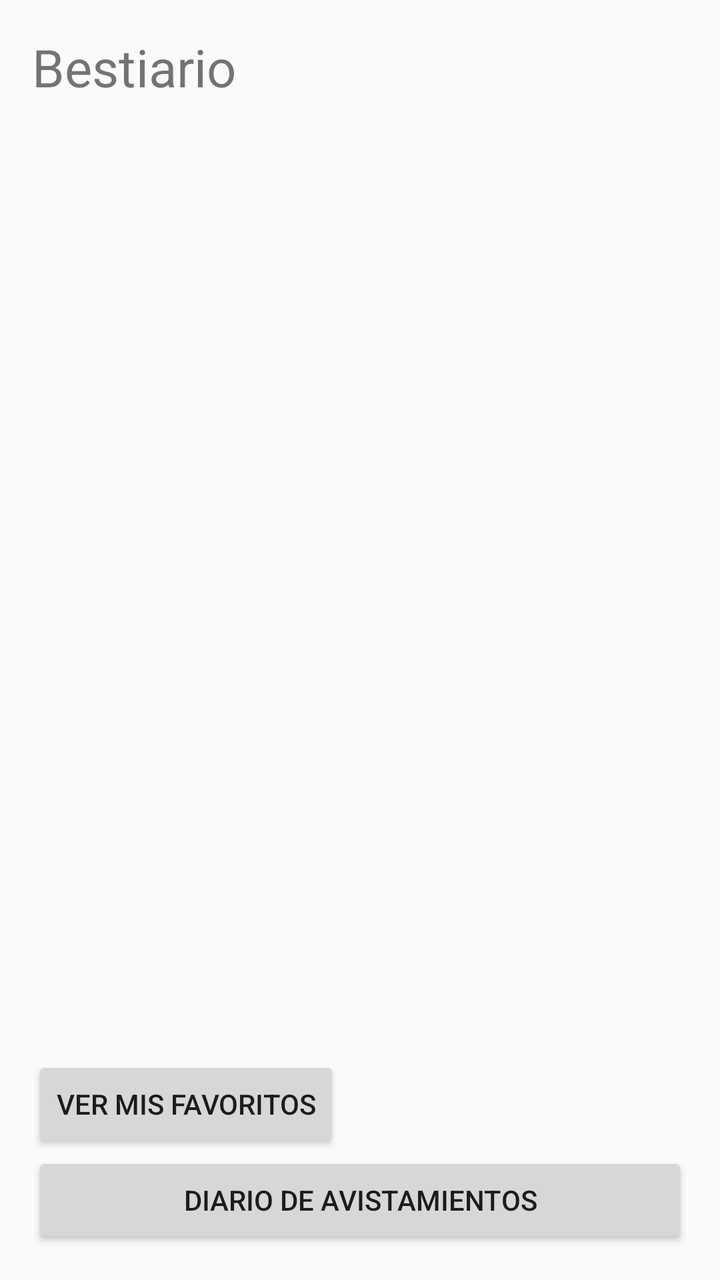
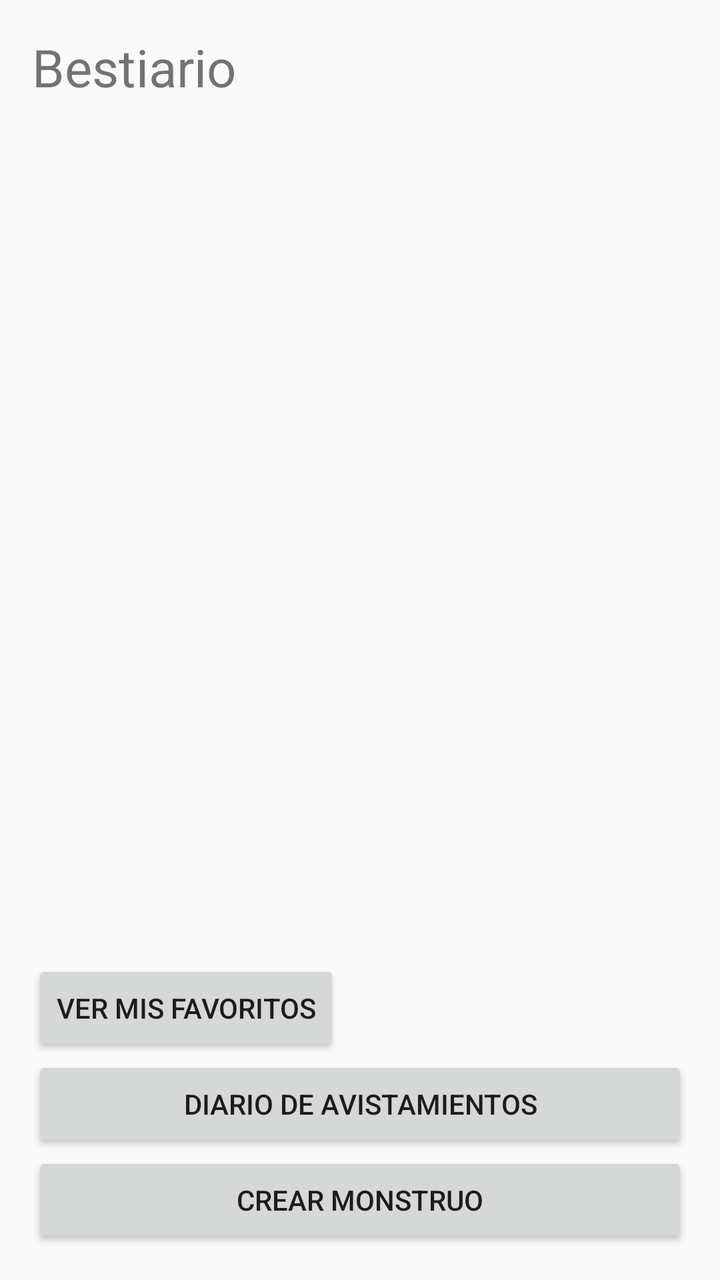

The first picture is an Android layout as it rendered before a commit; the second is the same layout after the commit. The layout source and the unified diff follow.
<!-- AndroidManifest.xml: application theme Theme.Bestiario -->
<!-- res/layout/activity_main.xml -->
<?xml version="1.0" encoding="utf-8"?>
<LinearLayout xmlns:android="http://schemas.android.com/apk/res/android"
    android:layout_width="match_parent"
    android:layout_height="match_parent"
    android:orientation="vertical"
    android:padding="16dp">

    <TextView
        android:layout_width="wrap_content"
        android:layout_height="wrap_content"
        android:text="Bestiario"
        android:textSize="26sp"
        android:layout_marginBottom="16dp" />

    <androidx.recyclerview.widget.RecyclerView
        android:id="@+id/recyclerMonstruos"
        android:layout_width="match_parent"
        android:layout_height="0dp"
        android:layout_weight="1" />

    <Button
        android:id="@+id/botonFavoritos"
        android:layout_width="wrap_content"
        android:layout_height="wrap_content"
        android:layout_marginTop="16dp"
        android:text="Ver mis favoritos" />

    <Button
        android:id="@+id/btnDiario"
        android:layout_width="match_parent"
        android:layout_height="wrap_content"
        android:text="Diario de avistamientos" />

</LinearLayout>
<!-- resources referenced by this layout -->
<resources>
  <style name="Theme.Bestiario" parent="android:Theme.Material.Light.NoActionBar" />
</resources>

<!-- the commit's change to res/layout/activity_main.xml (unified diff, before → after) -->
@@ -31,4 +31,10 @@
         android:layout_height="wrap_content"
         android:text="Diario de avistamientos" />
 
+    <Button
+        android:id="@+id/btnCrearMonstruo"
+        android:layout_width="match_parent"
+        android:layout_height="wrap_content"
+        android:text="Crear monstruo" />
+
 </LinearLayout>
